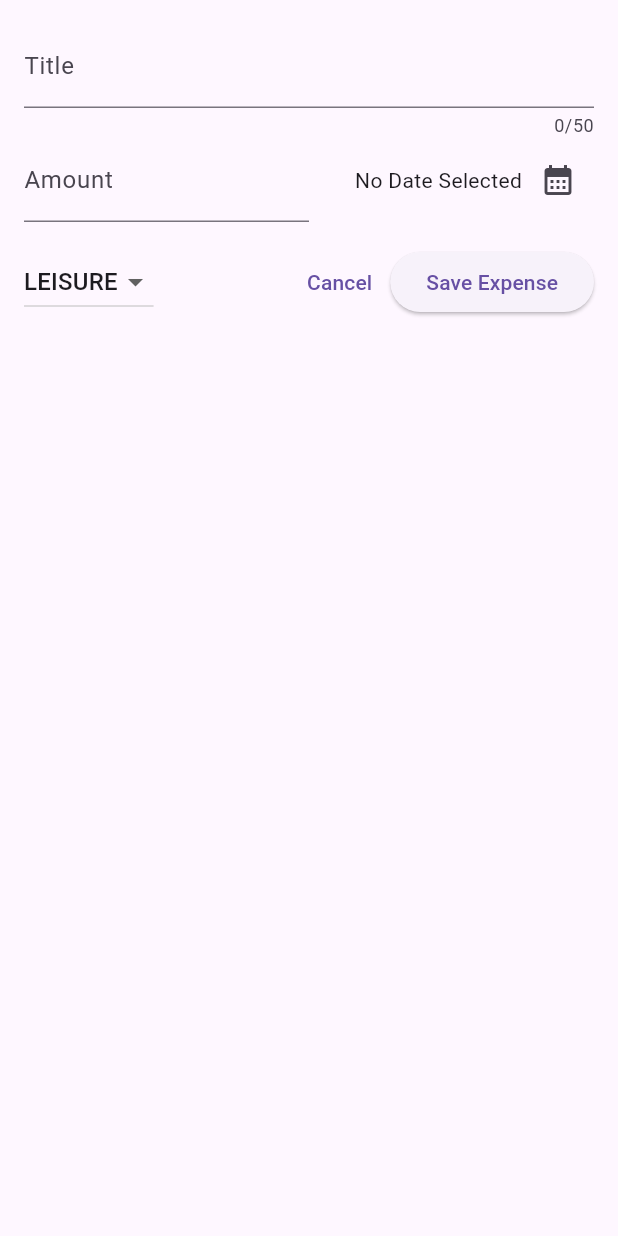
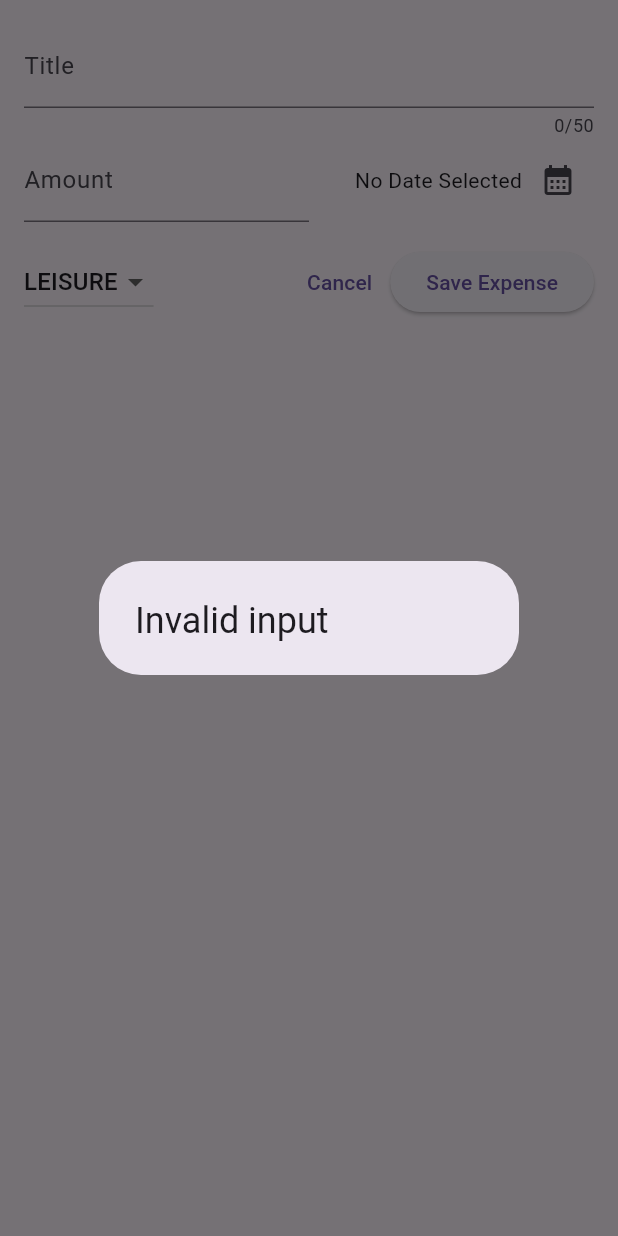
Before and after one commit to adogbeji/FlutterExpenseTrackerApp, a Flutter app: the NewExpense widget shown alone on an empty page, opened directly, after a tap on "Save Expense", on a phone screen of 412 x 824 dp. Run offline on Flutter 3.47's test engine with Material 3 defaults, Android fonts, the phone set to English and light mode, and no system bars.

Commit message:
Start adding code to display error message

```diff
--- a/lib/widgets/new_expense.dart
+++ b/lib/widgets/new_expense.dart
@@ -34,6 +34,9 @@ class _NewExpenseState extends State<NewExpense> {
     final amountIsInvalid = enteredAmount == null || enteredAmount <= 0;
     if (_titleController.text.trim().isEmpty || amountIsInvalid || _selectedDate == null) {  // If title is empty
       // Show error message
+      showDialog(context: context, builder: (ctx) => const AlertDialog(
+        title: Text('Invalid input'),
+      ));
     }
   }
 
```
